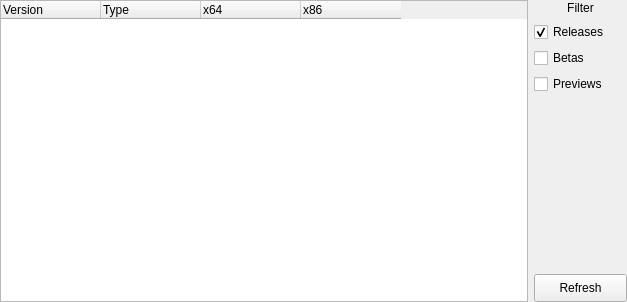
Qt form NickelLauncher/ui/versionselectionview/versionselectionview.ui (nickbutsky/NickelLauncher) before a commit.
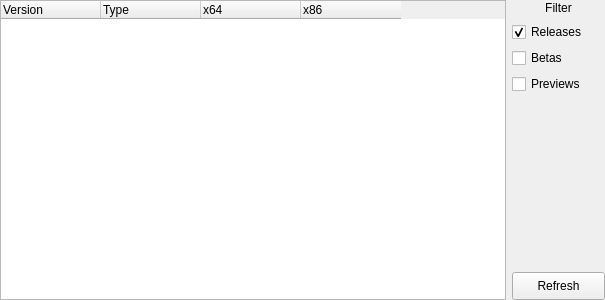
The same form after that commit.

Commit message: resize the widget

```diff
--- a/NickelLauncher/ui/versionselectionview/versionselectionview.ui
+++ b/NickelLauncher/ui/versionselectionview/versionselectionview.ui
@@ -6,8 +6,8 @@
    <rect>
     <x>0</x>
     <y>0</y>
-    <width>627</width>
-    <height>302</height>
+    <width>605</width>
+    <height>300</height>
    </rect>
   </property>
   <layout class="QHBoxLayout" name="_2">
@@ -28,7 +28,7 @@
      <property name="minimumSize">
       <size>
        <width>300</width>
-       <height>0</height>
+       <height>200</height>
       </size>
      </property>
      <property name="alternatingRowColors">
```
The commit also changes 1 other file.
